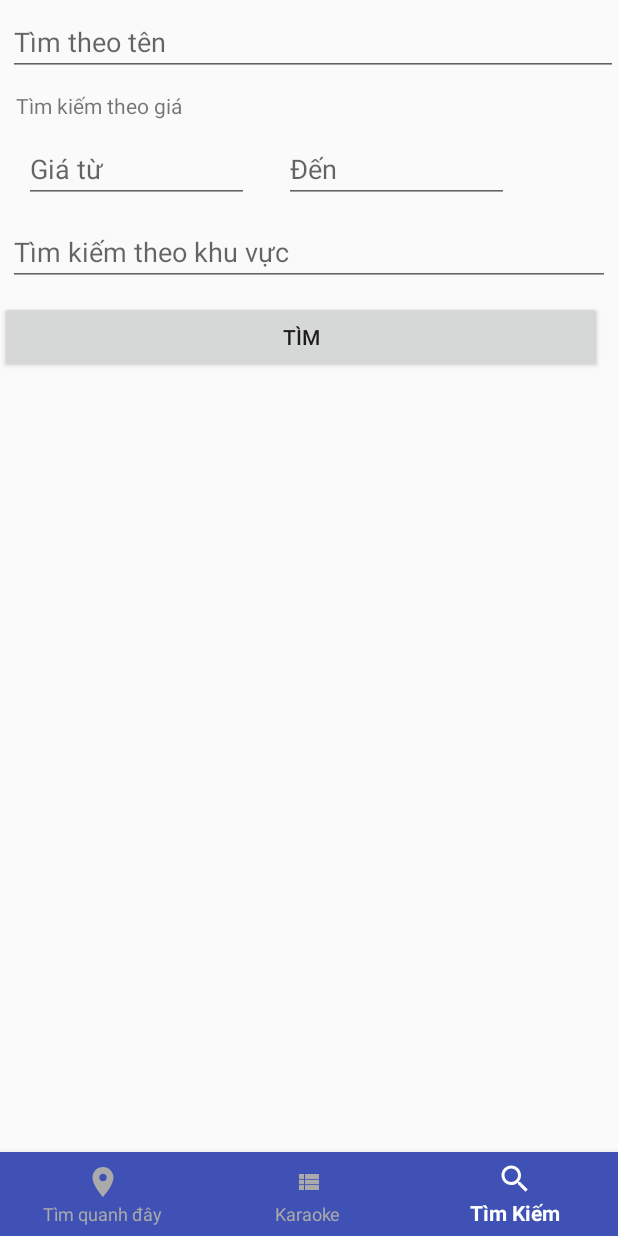
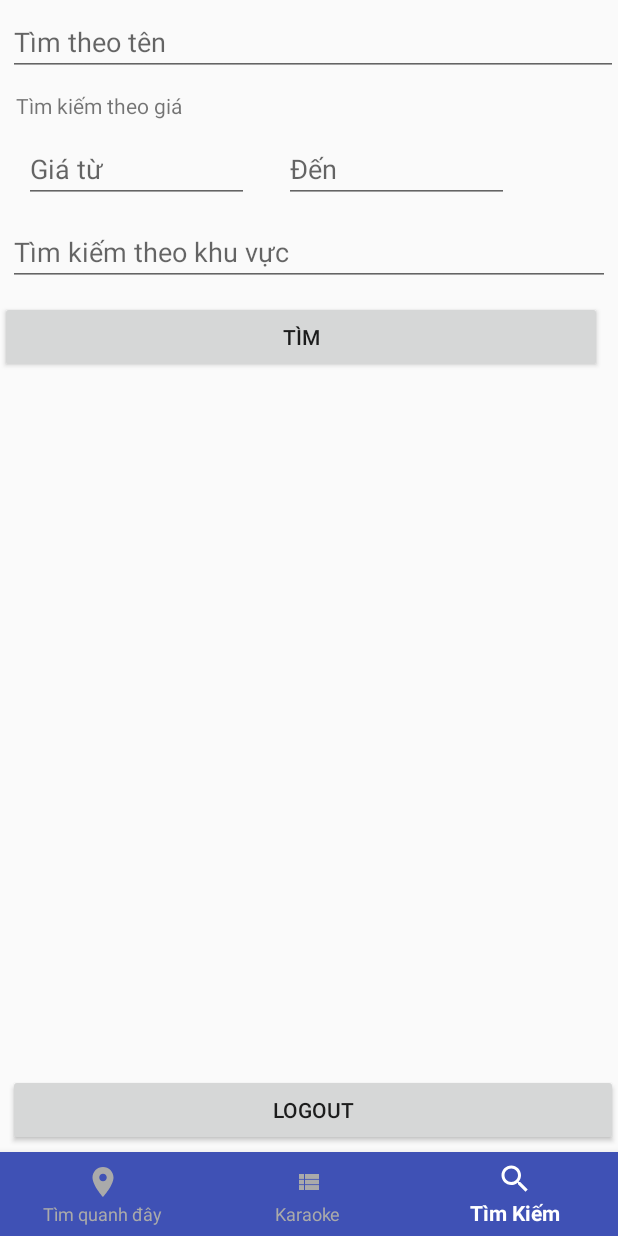
Before and after one commit to thanhhuynhsg/KaraokeTeam04, an Android app: the screen it shows after launch once a user with an empty profile is signed in (MainActivity), item 3 of the bottom bar chosen, on a phone screen of 412 x 824 dp. Run offline under Robolectric (Android 15) with nearby library versions, the phone set to English and light mode, and no system bars; our stand-ins replace Firebase (no records; nobody signed in at launch, a user with empty details on screens opened directly); libraries missing offline, so code that uses them is left out: com.facebook, com.facebook.login.

Commit message:
Cap nhat logout va lay thong tin user

```diff
--- a/app/src/main/java/com/example/team04_final_project/Direction/AsyncTaskDrawDirection.java
+++ b/app/src/main/java/com/example/team04_final_project/Direction/AsyncTaskDrawDirection.java
@@ -21,6 +21,7 @@ public class AsyncTaskDrawDirection extends AsyncTask<Map<String, String>, Objec
     public static final String DESTINATION_LAT = "destination_lat";
     public static final String DESTINATION_LONG = "destination_long";
     public static final String DIRECTIONS_MODE = "directions_mode";
+    public static String getDuration="" , getDistance="";
     private DirectionActivity activity;
     private Exception exception;
     private ProgressDialog progressDialog;
@@ -55,6 +56,8 @@ public class AsyncTaskDrawDirection extends AsyncTask<Map<String, String>, Objec
             GoogleMapsDirection md = new GoogleMapsDirection();
             Document doc = md.getDocument(fromPosition, toPosition, paramMap.get(DIRECTIONS_MODE));
             ArrayList<LatLng> directionPoints = md.getDirection(doc);
+            getDuration = md.getDurationText(doc);
+            getDistance = md.getDurationText(doc);
 
             for (int i = 0; i < directionPoints.size(); i++) {
                 Log.d("TBT", directionPoints.get(i).toString());
--- a/app/src/main/java/com/example/team04_final_project/Fragment/SearchFragment.java
+++ b/app/src/main/java/com/example/team04_final_project/Fragment/SearchFragment.java
@@ -1,14 +1,19 @@
 package com.example.team04_final_project.Fragment;
 
 
+import android.content.Intent;
 import android.os.Bundle;
 import android.support.v4.app.Fragment;
 import android.view.LayoutInflater;
 import android.view.View;
 import android.view.ViewGroup;
 import android.widget.Button;
+import android.widget.Toast;
 
+import com.example.team04_final_project.LoginActivity;
+import com.example.team04_final_project.MainActivity;
 import com.example.team04_final_project.R;
+import com.google.firebase.auth.FirebaseAuth;
 
 /**
  * A simple {@link Fragment} subclass.
@@ -20,12 +25,17 @@ public class SearchFragment extends Fragment {
         // Required empty public constructor
     }
 
-    Button btnSearch;
+    Button btnSearch, btnLogout;
+    LoginActivity loginActivity;
+    private FirebaseAuth mAuth;
     @Override
     public View onCreateView(LayoutInflater inflater, ViewGroup container,
                              Bundle savedInstanceState) {
         // Inflate the layout for this fragment
         View view = inflater.inflate(R.layout.fragment_search, container, false);
+
+        mAuth = FirebaseAuth.getInstance();
+
         btnSearch = (Button) view.findViewById(R.id.btn_Search);
         btnSearch.setOnClickListener(new View.OnClickListener() {
             @Override
@@ -33,6 +43,21 @@ public class SearchFragment extends Fragment {
 
             }
         });
+
+        btnLogout = (Button)view.findViewById(R.id.btn_logout);
+        if (mAuth.getCurrentUser() == null) {
+            btnLogout.setVisibility(View.INVISIBLE);
+        }
+        btnLogout.setOnClickListener(new View.OnClickListener() {
+            @Override
+            public void onClick(View view) {
+                    FirebaseAuth.getInstance().signOut();
+                    Intent intent = new Intent(getContext(), LoginActivity.class);
+                    startActivity(intent);
+                    Toast.makeText(getContext(), "Đăng xuất thành công", Toast.LENGTH_SHORT).show();
+            }
+        });
+
         return view;
     }
 
--- a/app/src/main/java/com/example/team04_final_project/LoginActivity.java
+++ b/app/src/main/java/com/example/team04_final_project/LoginActivity.java
@@ -74,6 +74,8 @@ public class LoginActivity extends AppCompatActivity implements GoogleApiClient.
                 }
             }
         };
+
+
         signInButton=(SignInButton) findViewById(R.id.btn_sign_in);
         signInButton.setOnClickListener(new View.OnClickListener() {
             @Override
@@ -169,7 +171,7 @@ public class LoginActivity extends AppCompatActivity implements GoogleApiClient.
         Toast.makeText(this,"lỗi Google Play Service", Toast.LENGTH_SHORT).show();
     }
 
-    private void goMainScreen() {
+    public void goMainScreen() {
         Intent intent = new Intent(this, MainActivity.class);
         intent.addFlags(Intent.FLAG_ACTIVITY_CLEAR_TOP | Intent.FLAG_ACTIVITY_CLEAR_TASK | Intent.FLAG_ACTIVITY_NEW_TASK);
         startActivity(intent);
--- a/app/src/main/res/layout/fragment_search.xml
+++ b/app/src/main/res/layout/fragment_search.xml
@@ -10,6 +10,14 @@
         android:layout_width="match_parent"
         android:layout_height="match_parent"
         android:layout_marginBottom="60dp">
+
+        <Button
+            android:id="@+id/btn_logout"
+            android:layout_width="match_parent"
+            android:layout_height="wrap_content"
+            android:layout_alignParentBottom="true"
+            android:layout_alignStart="@+id/editText5"
+            android:text="Logout" />
 
         <EditText
             android:id="@+id/editText2"
```
Also changed, not shown: app/src/main/java/com/example/team04_final_project/DirectionActivity.java (+9 -6 lines), app/src/main/java/com/example/team04_final_project/SeeDetails.java (+14 -3 lines), app/src/main/res/layout/activity_direction.xml (+13 -11 lines).
